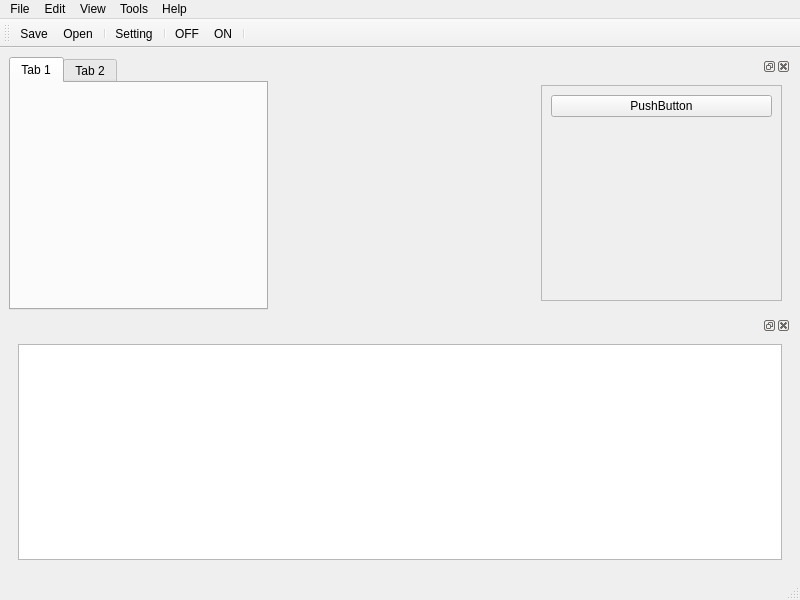
Above: tools/rcmanager/rcmanagerUItemplate.ui from BasilMVarghese/robocomp before the change. Below: the same form after it.
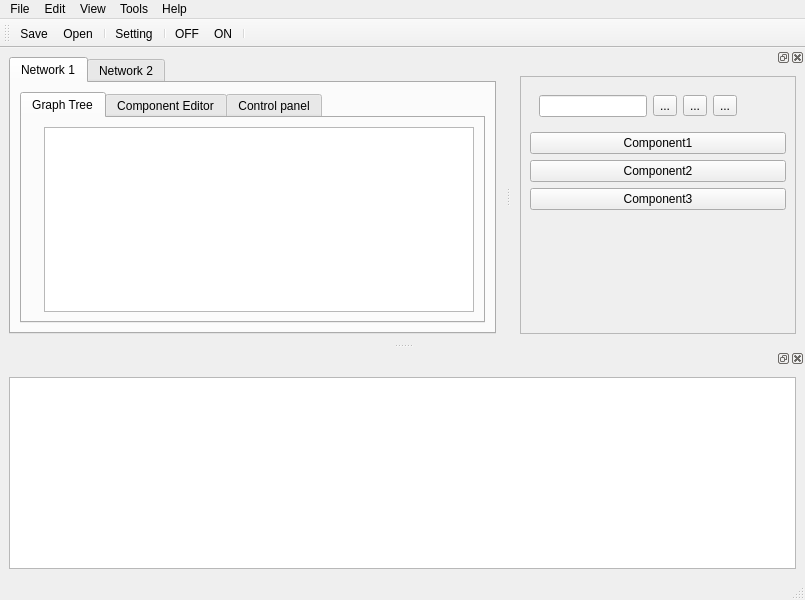
That is the form after the change. Icons and pictures are not drawn.

```diff
--- a/tools/rcmanager/rcmanagerUItemplate.ui
+++ b/tools/rcmanager/rcmanagerUItemplate.ui
@@ -6,7 +6,7 @@
    <rect>
     <x>0</x>
     <y>0</y>
-    <width>800</width>
+    <width>805</width>
     <height>600</height>
    </rect>
   </property>
@@ -15,101 +15,63 @@
   </property>
   <widget class="QWidget" name="centralwidget">
    <layout class="QGridLayout" name="gridLayout">
-    <item row="0" column="0">
-     <layout class="QVBoxLayout" name="verticalLayout_2">
-      <item>
-       <layout class="QHBoxLayout" name="horizontalLayout">
-        <item>
-         <widget class="QTabWidget" name="tabWidget">
+    <item row="0" column="1">
+     <widget class="QTabWidget" name="tabWidget">
+      <property name="currentIndex">
+       <number>0</number>
+      </property>
+      <widget class="QWidget" name="tab">
+       <attribute name="title">
+        <string>Network 1</string>
+       </attribute>
+       <layout class="QGridLayout" name="gridLayout_4">
+        <item row="0" column="0">
+         <widget class="QTabWidget" name="tabWidget_2">
+          <property name="currentIndex">
+           <number>0</number>
+          </property>
           <widget class="QWidget" name="tab_3">
            <attribute name="title">
-            <string>Tab 1</string>
+            <string>Graph Tree</string>
            </attribute>
-          </widget>
-          <widget class="QWidget" name="tab_4">
-           <attribute name="title">
-            <string>Tab 2</string>
-           </attribute>
-          </widget>
-         </widget>
-        </item>
-        <item>
-         <spacer name="horizontalSpacer">
-          <property name="orientation">
-           <enum>Qt::Horizontal</enum>
-          </property>
-          <property name="sizeType">
-           <enum>QSizePolicy::Expanding</enum>
-          </property>
-          <property name="sizeHint" stdset="0">
-           <size>
-            <width>40</width>
-            <height>20</height>
-           </size>
-          </property>
-         </spacer>
-        </item>
-        <item>
-         <widget class="QDockWidget" name="dockWidget_3">
-          <widget class="QWidget" name="dockWidgetContents_13">
            <layout class="QGridLayout" name="gridLayout_5">
             <item row="0" column="0">
-             <widget class="QScrollArea" name="scrollArea_2">
-              <property name="widgetResizable">
-               <bool>true</bool>
+             <widget class="QLabel" name="label">
+              <property name="text">
+               <string/>
               </property>
-              <widget class="QWidget" name="scrollAreaWidgetContents_2">
-               <property name="geometry">
-                <rect>
-                 <x>0</x>
-                 <y>0</y>
-                 <width>235</width>
-                 <height>197</height>
-                </rect>
-               </property>
-               <layout class="QVBoxLayout" name="verticalLayout_3">
-                <item>
-                 <widget class="QPushButton" name="pushButton">
-                  <property name="text">
-                   <string>PushButton</string>
-                  </property>
-                 </widget>
-                </item>
-                <item>
-                 <spacer name="verticalSpacer">
-                  <property name="orientation">
-                   <enum>Qt::Vertical</enum>
-                  </property>
-                  <property name="sizeHint" stdset="0">
-                   <size>
-                    <width>20</width>
-                    <height>40</height>
-                   </size>
-                  </property>
-                 </spacer>
-                </item>
-               </layout>
-              </widget>
              </widget>
             </item>
+            <item row="0" column="1">
+             <widget class="QTextBrowser" name="textBrowser_2"/>
+            </item>
            </layout>
           </widget>
+          <widget class="QWidget" name="tab_5">
+           <attribute name="title">
+            <string>Component Editor</string>
+           </attribute>
+           <layout class="QGridLayout" name="gridLayout_7">
+            <item row="0" column="0">
+             <widget class="QTextEdit" name="textEdit"/>
+            </item>
+           </layout>
+          </widget>
+          <widget class="QWidget" name="tab_4">
+           <attribute name="title">
+            <string>Control panel</string>
+           </attribute>
+          </widget>
          </widget>
         </item>
        </layout>
-      </item>
-      <item>
-       <widget class="QDockWidget" name="dockWidget_2">
-        <widget class="QWidget" name="dockWidgetContents_7">
-         <layout class="QGridLayout" name="gridLayout_4">
-          <item row="0" column="0">
-           <widget class="QTextBrowser" name="textBrowser"/>
-          </item>
-         </layout>
-        </widget>
-       </widget>
-      </item>
-     </layout>
+      </widget>
+      <widget class="QWidget" name="tab_2">
+       <attribute name="title">
+        <string>Network 2</string>
+       </attribute>
+      </widget>
+     </widget>
     </item>
    </layout>
   </widget>
@@ -118,7 +80,7 @@
     <rect>
      <x>0</x>
      <y>0</y>
-     <width>800</width>
+     <width>805</width>
      <height>25</height>
     </rect>
    </property>
@@ -203,6 +165,171 @@
    <addaction name="actionON"/>
    <addaction name="separator"/>
   </widget>
+  <widget class="QDockWidget" name="dockWidget">
+   <property name="sizePolicy">
+    <sizepolicy hsizetype="Preferred" vsizetype="MinimumExpanding">
+     <horstretch>0</horstretch>
+     <verstretch>0</verstretch>
+    </sizepolicy>
+   </property>
+   <property name="minimumSize">
+    <size>
+     <width>141</width>
+     <height>121</height>
+    </size>
+   </property>
+   <attribute name="dockWidgetArea">
+    <number>8</number>
+   </attribute>
+   <widget class="QWidget" name="dockWidgetContents">
+    <layout class="QGridLayout" name="gridLayout_3">
+     <item row="0" column="0">
+      <widget class="QTextEdit" name="textEdit_2">
+       <property name="documentTitle">
+        <string>LOG</string>
+       </property>
+      </widget>
+     </item>
+    </layout>
+   </widget>
+  </widget>
+  <widget class="QDockWidget" name="dockWidget_2">
+   <attribute name="dockWidgetArea">
+    <number>2</number>
+   </attribute>
+   <widget class="QWidget" name="dockWidgetContents_2">
+    <layout class="QGridLayout" name="gridLayout_2">
+     <item row="0" column="0">
+      <widget class="QScrollArea" name="scrollArea">
+       <property name="widgetResizable">
+        <bool>true</bool>
+       </property>
+       <widget class="QWidget" name="scrollAreaWidgetContents">
+        <property name="geometry">
+         <rect>
+          <x>0</x>
+          <y>0</y>
+          <width>204</width>
+          <height>341</height>
+         </rect>
+        </property>
+        <layout class="QVBoxLayout" name="verticalLayout">
+         <item>
+          <widget class="QWidget" name="widget" native="true">
+           <layout class="QGridLayout" name="gridLayout_6">
+            <item row="0" column="0">
+             <layout class="QHBoxLayout" name="horizontalLayout">
+              <item>
+               <widget class="QLineEdit" name="lineEdit">
+                <property name="text">
+                 <string/>
+                </property>
+               </widget>
+              </item>
+              <item>
+               <widget class="QToolButton" name="toolButton_2">
+                <property name="text">
+                 <string>...</string>
+                </property>
+                <property name="icon">
+                 <iconset>
+                  <normaloff>share/rcmanager/1465608687_search.png</normaloff>share/rcmanager/1465608687_search.png</iconset>
+                </property>
+               </widget>
+              </item>
+              <item>
+               <widget class="QToolButton" name="toolButton">
+                <property name="text">
+                 <string>...</string>
+                </property>
+                <property name="icon">
+                 <iconset>
+                  <normaloff>share/rcmanager/1465594390_sign-add.png</normaloff>share/rcmanager/1465594390_sign-add.png</iconset>
+                </property>
+               </widget>
+              </item>
+              <item>
+               <widget class="QToolButton" name="toolButton_4">
+                <property name="text">
+                 <string>...</string>
+                </property>
+                <property name="icon">
+                 <iconset>
+                  <normaloff>share/rcmanager/1465608670_minus.png</normaloff>share/rcmanager/1465608670_minus.png</iconset>
+                </property>
+               </widget>
+              </item>
+              <item>
+               <spacer name="horizontalSpacer">
+                <property name="orientation">
+                 <enum>Qt::Horizontal</enum>
+                </property>
+                <property name="sizeHint" stdset="0">
+                 <size>
+                  <width>40</width>
+                  <height>20</height>
+                 </size>
+                </property>
+               </spacer>
+              </item>
+             </layout>
+            </item>
+           </layout>
+          </widget>
+         </item>
+         <item>
+          <widget class="QPushButton" name="pushButton">
+           <property name="text">
+            <string>Component1</string>
+           </property>
+           <property name="icon">
+            <iconset>
+             <normaloff>share/rcmanager/drawing_right.png</normaloff>share/rcmanager/drawing_right.png</iconset>
+           </property>
+          </widget>
+         </item>
+         <item>
+          <widget class="QPushButton" name="pushButton_2">
+           <property name="text">
+            <string>Component2</string>
+           </property>
+           <property name="icon">
+            <iconset>
+             <normaloff>share/rcmanager/drawing_left.png</normaloff>share/rcmanager/drawing_left.png</iconset>
+           </property>
+          </widget>
+         </item>
+         <item>
+          <widget class="QPushButton" name="pushButton_3">
+           <property name="text">
+            <string>Component3</string>
+           </property>
+           <property name="icon">
+            <iconset>
+             <normaloff>share/rcmanager/drawing_green.png</normaloff>share/rcmanager/drawing_green.png</iconset>
+           </property>
+          </widget>
+         </item>
+         <item>
+          <spacer name="verticalSpacer">
+           <property name="orientation">
+            <enum>Qt::Vertical</enum>
+           </property>
+           <property name="sizeHint" stdset="0">
+            <size>
+             <width>20</width>
+             <height>40</height>
+            </size>
+           </property>
+          </spacer>
+         </item>
+        </layout>
+       </widget>
+      </widget>
+     </item>
+    </layout>
+   </widget>
+  </widget>
   <action name="actionOpen">
    <property name="icon">
     <iconset>
```
